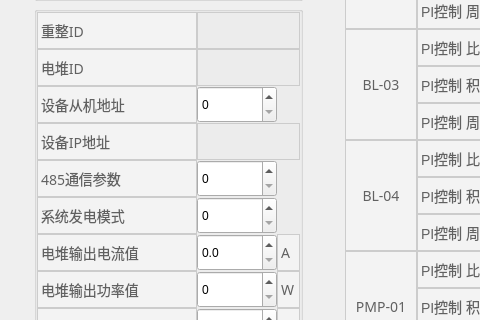
First picture: the form in ParameterConfiguration/parameterconfiguration.ui, repository Hccccc1/MOH_viewer, before the edit; both pictures show x 0 to 480 and y 234 to 554 of the 1406 by 820 pixel window.
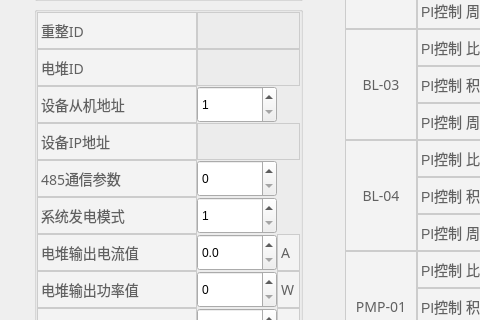
Second picture: the form after the edit.

What changed in the file:
```diff
--- a/ParameterConfiguration/parameterconfiguration.ui
+++ b/ParameterConfiguration/parameterconfiguration.ui
@@ -278,6 +278,12 @@
              <property name="styleSheet">
               <string notr="true"/>
              </property>
+             <property name="minimum">
+              <number>1</number>
+             </property>
+             <property name="maximum">
+              <number>247</number>
+             </property>
             </widget>
            </item>
            <item>
@@ -345,6 +351,12 @@
              <property name="styleSheet">
               <string notr="true"/>
              </property>
+             <property name="minimum">
+              <number>1</number>
+             </property>
+             <property name="maximum">
+              <number>3</number>
+             </property>
             </widget>
            </item>
            <item>
```
Left out of the diff: 7 changed lines with no effect on the pictures.
